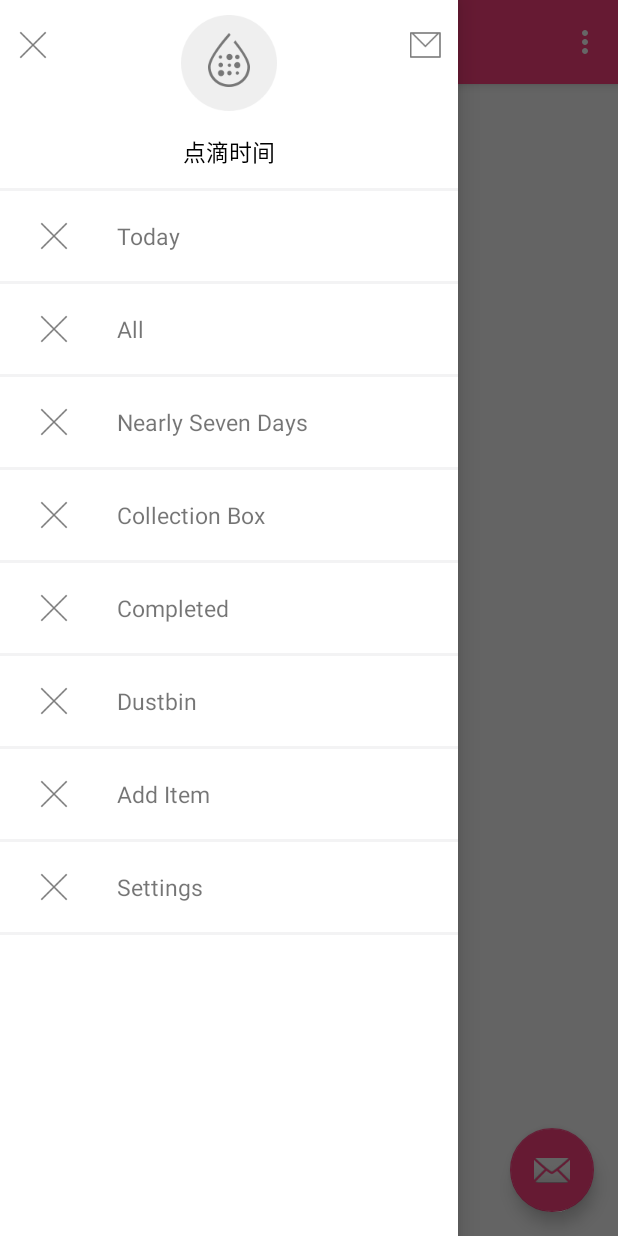
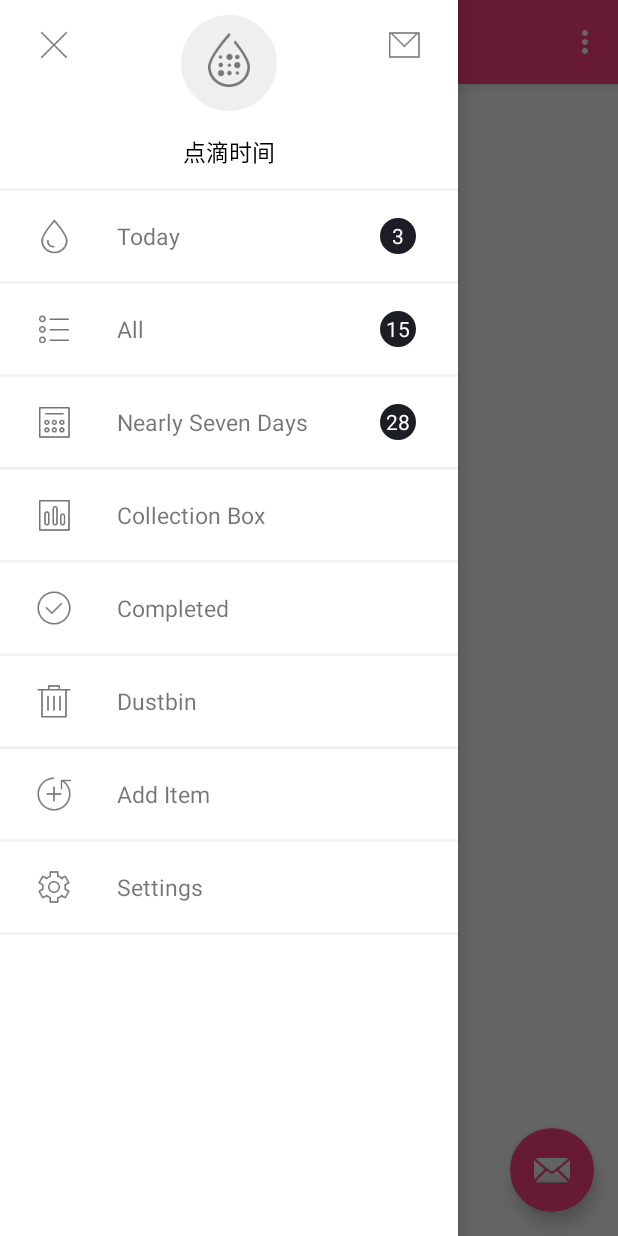
Before and after one commit to GeekerK/DripTime, an Android app: the screen it shows after launch (MainActivity), with the side drawer open, on a phone screen of 412 x 824 dp. Run offline under Robolectric (Android 15) with nearby library versions, the phone set to English and light mode, and no system bars.

Commit message:
提交导航界面代码

```diff
--- a/app/src/main/java/com/geekerk/driptime/MainActivity.java
+++ b/app/src/main/java/com/geekerk/driptime/MainActivity.java
@@ -15,6 +15,7 @@ import android.view.View;
 import android.widget.ExpandableListView;
 
 import com.geekerk.driptime.nav.NavAdapter;
+import com.geekerk.driptime.vo.NavBean;
 
 import java.util.ArrayList;
 import java.util.List;
@@ -57,8 +58,26 @@ public class MainActivity extends AppCompatActivity
         list.add("Dustbin");
         list.add("Add Item");
         list.add("Settings");
-        ArrayList<List<String>> arrayList = new ArrayList<List<String>>();
-        mNavMenu.setAdapter(new NavAdapter(this, list, arrayList));
+        ArrayList<List<String>> arrayList = new ArrayList<>();
+
+        List<NavBean> navBeanList = new ArrayList<>();
+        NavBean navBeanToday = new NavBean(R.mipmap.nav_today, "Today", 3);
+        NavBean navBeanAll = new NavBean(R.mipmap.nav_all, "All", 15);
+        NavBean navBeanNearlySevenDays = new NavBean(R.mipmap.nav_nearlysevendays, "Nearly Seven Days", 28);
+        NavBean navBeanCollectionBox = new NavBean(R.mipmap.nav_collectionbox, "Collection Box", 0);
+        NavBean navBeanCompleted = new NavBean(R.mipmap.nav_completed, "Completed", 0);
+        NavBean navBeanDustbin = new NavBean(R.mipmap.nav_dustbin, "Dustbin", 0);
+        NavBean navBeanAddItem = new NavBean(R.mipmap.nav_additem, "Add Item", 0);
+        NavBean navBeanSettings = new NavBean(R.mipmap.nav_settings, "Settings", 0);
+        navBeanList.add(navBeanToday);
+        navBeanList.add(navBeanAll);
+        navBeanList.add(navBeanNearlySevenDays);
+        navBeanList.add(navBeanCollectionBox);
+        navBeanList.add(navBeanCompleted);
+        navBeanList.add(navBeanDustbin);
+        navBeanList.add(navBeanAddItem);
+        navBeanList.add(navBeanSettings);
+        mNavMenu.setAdapter(new NavAdapter(this, navBeanList, arrayList));
 
     }
 
--- a/app/src/main/java/com/geekerk/driptime/nav/NavAdapter.java
+++ b/app/src/main/java/com/geekerk/driptime/nav/NavAdapter.java
@@ -5,11 +5,14 @@ import android.view.LayoutInflater;
 import android.view.View;
 import android.view.ViewGroup;
 import android.widget.BaseExpandableListAdapter;
+import android.widget.FrameLayout;
+import android.widget.ImageView;
 import android.widget.RelativeLayout;
 import android.widget.TextView;
 
 import com.geekerk.driptime.R;
 import com.geekerk.driptime.utils.LayoutUtil;
+import com.geekerk.driptime.vo.NavBean;
 
 import java.util.List;
 
@@ -21,10 +24,10 @@ import java.util.List;
  */
 public final class NavAdapter extends BaseExpandableListAdapter {
     private Context mContext;
-    private List<String> mGroups;
+    private List<NavBean> mGroups;
     private List<List<String>> mItems;
 
-    public NavAdapter(Context context, List<String> groups, List<List<String>> items) {
+    public NavAdapter(Context context, List<NavBean> groups, List<List<String>> items) {
         mContext = context;
         mGroups = groups;
         mItems = items;
@@ -49,8 +52,17 @@ public final class NavAdapter extends BaseExpandableListAdapter {
     public View getGroupView(int groupPosition, boolean isExpanded, View convertView, ViewGroup parent) {
         View view = LayoutInflater.from(mContext).inflate(R.layout.nav_groups, null);
         view.setLayoutParams(new RelativeLayout.LayoutParams(ViewGroup.LayoutParams.MATCH_PARENT, LayoutUtil.getPixelByDIP(mContext, 60)));
+
         TextView textView = (TextView) view.findViewById(R.id.nav_groups_name);
-        textView.setText(mGroups.get(groupPosition));
+        textView.setText(mGroups.get(groupPosition).getmNavName());
+
+        ImageView imageViewIcon = (ImageView) view.findViewById(R.id.nav_groups_icon);
+        imageViewIcon.setImageResource(mGroups.get(groupPosition).getmIconResource());
+
+        FrameLayout frameLayoutMsg = (FrameLayout) view.findViewById(R.id.nav_groups_msg);
+        TextView textViewMsg = (TextView) view.findViewById(R.id.nav_msg_num);
+        textViewMsg.setText(String.valueOf(mGroups.get(groupPosition).getmMsgNum()));
+        frameLayoutMsg.setVisibility(mGroups.get(groupPosition).getmMsgNum() == 0 ? View.INVISIBLE : View.VISIBLE);
         return view;
     }
 
--- /dev/null
+++ b/app/src/main/java/com/geekerk/driptime/vo/NavBean.java
@@ -0,0 +1,52 @@
+package com.geekerk.driptime.vo;
+
+/**
+ * Created with Android Studio IDEA
+ * Author：LiYan
+ * Date：2016/5/13
+ * Time：11:51
+ */
+public final class NavBean {
+    private int mIconResource;
+    private String mNavName;
+    private int mMsgNum;
+
+    public NavBean(int iconResource, String navName, int msgNum) {
+        mIconResource = iconResource;
+        mNavName = navName;
+        mMsgNum = msgNum;
+    }
+
+    public int getmIconResource() {
+        return mIconResource;
+    }
+
+    public void setmIconResource(int mIconResource) {
+        this.mIconResource = mIconResource;
+    }
+
+    public String getmNavName() {
+        return mNavName;
+    }
+
+    public void setmNavName(String mNavName) {
+        this.mNavName = mNavName;
+    }
+
+    public int getmMsgNum() {
+        return mMsgNum;
+    }
+
+    public void setmMsgNum(int mMsgNum) {
+        this.mMsgNum = mMsgNum;
+    }
+
+    @Override
+    public String toString() {
+        return "NavBean{" +
+                "mIconResource=" + mIconResource +
+                ", mNavName='" + mNavName + '\'' +
+                ", mMsgNum=" + mMsgNum +
+                '}';
+    }
+}
--- /dev/null
+++ b/app/src/main/res/drawable/sharp_black_circle.xml
@@ -0,0 +1,9 @@
+<?xml version="1.0" encoding="utf-8"?>
+<shape xmlns:android="http://schemas.android.com/apk/res/android"
+    android:shape="oval">
+    <solid android:color="#1D1D26" />
+
+    <size
+        android:width="24dp"
+        android:height="24dp" />
+</shape>
--- a/app/src/main/res/layout/nav_groups.xml
+++ b/app/src/main/res/layout/nav_groups.xml
@@ -8,8 +8,7 @@
         android:layout_width="wrap_content"
         android:layout_height="wrap_content"
         android:layout_centerVertical="true"
-        android:layout_marginLeft="14dp"
-        android:background="@mipmap/nav_delete" />
+        android:layout_marginLeft="14dp" />
 
     <TextView
         android:id="@+id/nav_groups_name"
@@ -22,7 +21,7 @@
         android:textColor="#8A000000"
         android:textSize="15sp" />
 
-    <ImageView
+    <FrameLayout
         android:id="@+id/nav_groups_msg"
         android:layout_width="wrap_content"
         android:layout_height="wrap_content"
@@ -30,6 +29,21 @@
         android:layout_centerVertical="true"
         android:layout_gravity="center_vertical"
         android:layout_marginRight="28dp"
-        android:gravity="center_vertical" />
+        android:gravity="center_vertical">
+
+        <ImageView
+            android:layout_width="wrap_content"
+            android:layout_height="wrap_content"
+            android:layout_gravity="center"
+            android:src="@drawable/sharp_black_circle" />
+
+        <TextView
+            android:id="@+id/nav_msg_num"
+            android:layout_width="wrap_content"
+            android:layout_height="wrap_content"
+            android:layout_gravity="center"
+            android:textColor="#FFFFFF" />
+
+    </FrameLayout>
 
 </RelativeLayout>
--- /dev/null
+++ b/app/src/main/res/layout/nav_groups_msg.xml
@@ -0,0 +1,19 @@
+<?xml version="1.0" encoding="utf-8"?>
+<FrameLayout xmlns:android="http://schemas.android.com/apk/res/android"
+    android:layout_width="wrap_content"
+    android:layout_height="wrap_content"
+  >
+    <ImageView
+        android:layout_width="wrap_content"
+        android:layout_height="wrap_content"
+        android:layout_gravity="center"
+        android:src="@drawable/sharp_black_circle"/>
+
+    <TextView
+        android:id="@+id/nav_msg_num"
+        android:layout_width="wrap_content"
+        android:layout_height="wrap_content"
+        android:layout_gravity="center"
+        android:textColor="#FFFFFF"/>
+
+</FrameLayout>
--- a/app/src/main/res/layout/nav_header_main.xml
+++ b/app/src/main/res/layout/nav_header_main.xml
@@ -10,6 +10,7 @@
         android:id="@+id/nav_delete"
         android:layout_width="wrap_content"
         android:layout_height="wrap_content"
+        android:layout_marginLeft="14dp"
         android:layout_marginTop="8dp"
         android:background="@mipmap/nav_delete" />
 
@@ -18,6 +19,7 @@
         android:layout_width="wrap_content"
         android:layout_height="wrap_content"
         android:layout_alignParentRight="true"
+        android:layout_marginRight="14dp"
         android:layout_marginTop="8dp"
         android:background="@mipmap/nav_email" />
 
--- a/build.gradle
+++ b/build.gradle
@@ -5,7 +5,7 @@ buildscript {
         jcenter()
     }
     dependencies {
-        classpath 'com.android.tools.build:gradle:2.0.0'
+        classpath 'com.android.tools.build:gradle:2.1.0'
 
         // NOTE: Do not place your application dependencies here; they belong
         // in the individual module build.gradle files
```
